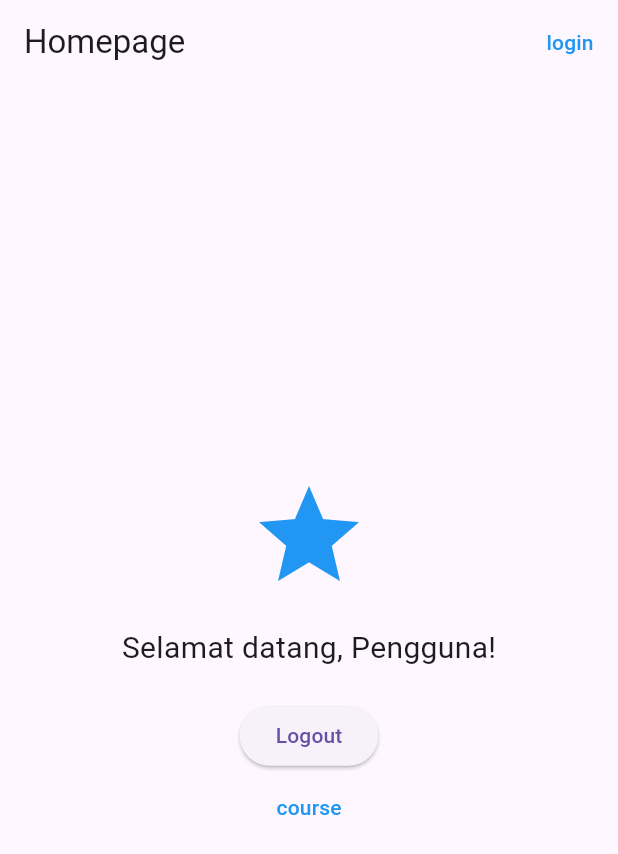
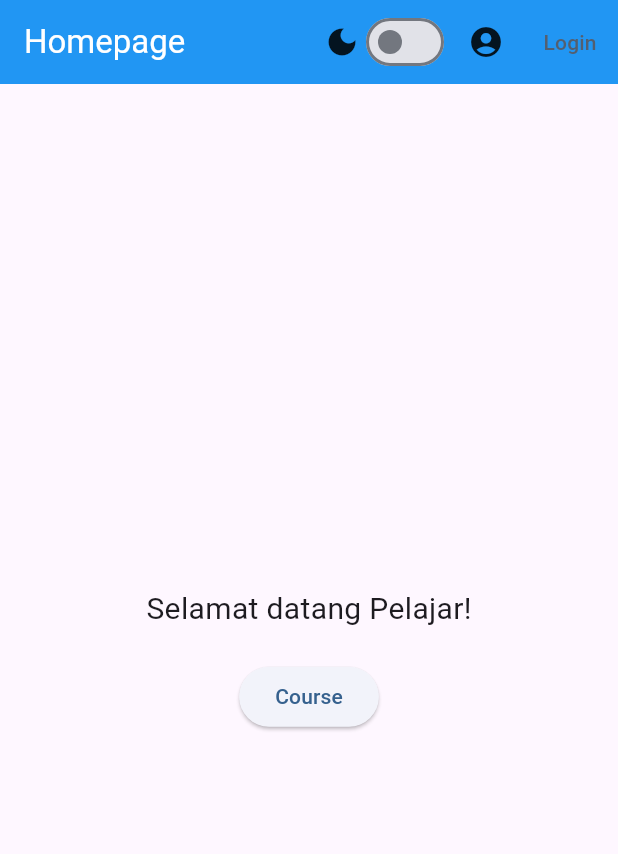
Before and after one commit to Fadhilnugraha/Virtual-lab-astronomi, a Flutter app: the screen it shows after launch, on a phone screen of 412 x 824 dp. Shown: the top 854 px of the screen. Run offline on Flutter 3.47's test engine with Material 3 defaults, Android fonts, the light colour scheme and no system bars; our stand-ins replace cloud_firestore, firebase_auth, firebase_core; accounts and stored records are empty.

Commit message:
Revisi 1

```diff
--- a/lib/home_page.dart
+++ b/lib/home_page.dart
@@ -1,41 +1,73 @@
 import 'package:flutter/material.dart';
 import 'package:firebase_auth/firebase_auth.dart';
 
-class HomePage extends StatelessWidget {
-  const HomePage({super.key});
+class HomePage extends StatefulWidget {
+  final bool isDarkMode;
+  final ValueChanged<bool> onThemeChanged;
 
+  const HomePage({
+    super.key,
+    required this.isDarkMode,
+    required this.onThemeChanged,
+  });
+
+  @override
+  State<HomePage> createState() => _HomePageState();
+}
+
+class _HomePageState extends State<HomePage> {
   @override
   Widget build(BuildContext context) {
     final user = FirebaseAuth.instance.currentUser;
 
+    final theme = Theme.of(context);
+
+
     return Scaffold(
+      backgroundColor: theme.scaffoldBackgroundColor,
       appBar: AppBar(
+        backgroundColor: theme.appBarTheme.backgroundColor ?? theme.colorScheme.primary,
         title: const Text('Homepage'),
         actions: [
+          Row(
+            children: [
+              Icon(Icons.dark_mode, color: theme.iconTheme.color),
+              Switch(
+                value: widget.isDarkMode,
+                onChanged: widget.onThemeChanged,
+              ),
+            ],
+          ),
+          IconButton(
+            icon: Icon(Icons.account_circle,color: theme.iconTheme.color),
+            onPressed: () {
+              Navigator.pushNamed(context, '/userData');
+            },
+          ),
           if (user == null)
             TextButton(
-            onPressed: (){
-              Navigator.pushNamed(context,'/login');
+              onPressed: () {
+                Navigator.pushNamed(context, '/login');
               },
-            child: const Text(
-              'login',
-              style: TextStyle(color:Colors.blue),
+              child: Text(
+                'Login',
+                style: TextStyle(color: theme.colorScheme.secondary),
               ),
             )
           else
             TextButton(
-            onPressed: () async{
+              onPressed: () async {
                 await FirebaseAuth.instance.signOut();
-              if (context.mounted){
+                if (context.mounted) {
                   ScaffoldMessenger.of(context).showSnackBar(
-                  const SnackBar(content: Text('logout berhasil')),
+                    const SnackBar(content: Text('Logout berhasil')),
                   );
-                Navigator.pushReplacementNamed(context,'/home');
+                  Navigator.pushReplacementNamed(context, '/home');
                 }
               },
-            child: const Text(
-              'logout',
-              style: TextStyle(color: Colors.blue),
+              child: Text(
+                'Logout',
+                style: TextStyle(color: theme.colorScheme.secondary),
               ),
             ),
         ],
@@ -44,32 +76,24 @@ class HomePage extends StatelessWidget {
         child: Column(
           mainAxisAlignment: MainAxisAlignment.center,
           children: [
-            const Icon(Icons.star, size: 80, color: Colors.blue),
-            const SizedBox(height: 20),
             Text(
-              'Selamat datang, ${user?.email ?? 'Pengguna'}!',
+              'Selamat datang ${user?.email ?? 'Pelajar'}!',
               style: const TextStyle(fontSize: 20),
             ),
             const SizedBox(height: 20),
             ElevatedButton(
               onPressed: () async {
-                await FirebaseAuth.instance.signOut();
-                if (!context.mounted) return;
-
+                if (user == null) {
+                  ScaffoldMessenger.of(context).showSnackBar(
+                    const SnackBar(content: Text('Login terlebih dahulu')),
+                  );
                   Navigator.pushReplacementNamed(context, '/login');
+                } else {
+                  Navigator.pushReplacementNamed(context, '/course');
+                }
               },
-              child: const Text('Logout'),
+              child: const Text('Course'),
             ),
-            TextButton(
-              onPressed: (){
-                Navigator.pushNamed(context,  '/course');
-              },
-              child: const Text(
-                'course',
-                style: TextStyle(color: Colors.blue),
-
-                )
-            )
           ],
         ),
       ),
--- a/lib/main.dart
+++ b/lib/main.dart
@@ -5,6 +5,7 @@ import 'pages/login_pages.dart';
 import 'pages/register_pages.dart';
 import 'pages/Course/course_page.dart';
 import 'pages/Course/course_detail_page.dart';
+import 'User/user_data.dart';
 
 void main() async {
   WidgetsFlutterBinding.ensureInitialized();
@@ -24,30 +25,69 @@ void main() async {
   runApp(const MyApp());
 }
 
-class MyApp extends StatelessWidget {
+class MyApp extends StatefulWidget {
   const MyApp({super.key});
+
+  @override
+  State<MyApp> createState() => _MyAppState();
+}
+
+class _MyAppState extends State<MyApp>{
+  bool isDarkMode=false;
+
+  void toggleTheme(bool value){
+    setState((){
+      isDarkMode=value;
+    });
+  }
 
   @override
   Widget build(BuildContext context) {
     return MaterialApp(
-      title: 'Flutter Web Login',
-      theme: ThemeData(primarySwatch: Colors.indigo),
+
+      title: 'Astronomy Learning web',
+      themeMode: isDarkMode? ThemeMode.dark : ThemeMode.light,
+
+      theme: ThemeData.light().copyWith(
+        colorScheme: ColorScheme.fromSeed(seedColor: Colors.blue),
+        appBarTheme: const AppBarTheme(
+          backgroundColor: Colors.blue,
+          foregroundColor: Colors.white,
+        ),
+      ),
+
+      darkTheme: ThemeData.dark().copyWith(
+        colorScheme: ColorScheme.fromSeed(seedColor: Colors.teal),
+        appBarTheme: const AppBarTheme(
+          backgroundColor: Colors.black87,
+          foregroundColor: Colors.white,
+        ),
+        scaffoldBackgroundColor: Colors.black,
+      ),
+
       debugShowCheckedModeBanner: false,
       initialRoute: '/home',
       routes: {
         '/login': (context) => LoginPage(),
         '/register': (context) => RegisterPage(),
-        '/home': (context) => HomePage(),
-        '/course': (context) => CoursePage(),
+        '/home': (context) => HomePage(
+          isDarkMode:isDarkMode,
+          onThemeChanged: toggleTheme,
+        ),
+
+        '/course': (context) => CoursePage(isDarkMode: isDarkMode),
         '/courseDetail': (context) {
           final args =
           ModalRoute.of(context)!.settings.arguments as Map<String, String>;
           return CourseDetailPage(
-          title: args['']!,
-          description:args['description']!,
-          image: args['image']!,
-        );
+            title: args['title']?? 'Tidak ada judul',
+            description: args ['description']?? 'Tidak ada deskripsi',
+            image: args ['image']?? '',
+            isDarkMode:isDarkMode,
+            );
       },
+      '/userData': (context) => ProfilePage(),
+
       }
     );
   }
--- a/pubspec.yaml
+++ b/pubspec.yaml
@@ -1,5 +1,5 @@
 name: tugas_lab_interaktif
-description: "A new Flutter project."
+description: "Tugas Pre-UTS"
 # The following line prevents the package from being accidentally published to
 # pub.dev using `flutter pub publish`. This is preferred for private packages.
 publish_to: 'none' # Remove this line if you wish to publish to pub.dev
@@ -36,6 +36,7 @@ dependencies:
   cupertino_icons: ^1.0.8
   firebase_core: ^4.2.0
   firebase_auth: ^6.1.1
+  cloud_firestore: ^6.0.3
 
 dev_dependencies:
   flutter_test:
```
Also changed, not shown: lib/Pages/course/course_detail_page.dart (+14 -3 lines), lib/Pages/course/course_page.dart (+16 -6 lines), lib/Pages/login_pages.dart (+12 -3 lines), lib/User/user_data.dart (added, +156 -0 lines), pubspec.lock, 5 other files. Lines whose indentation alone changed are shown as unchanged.
